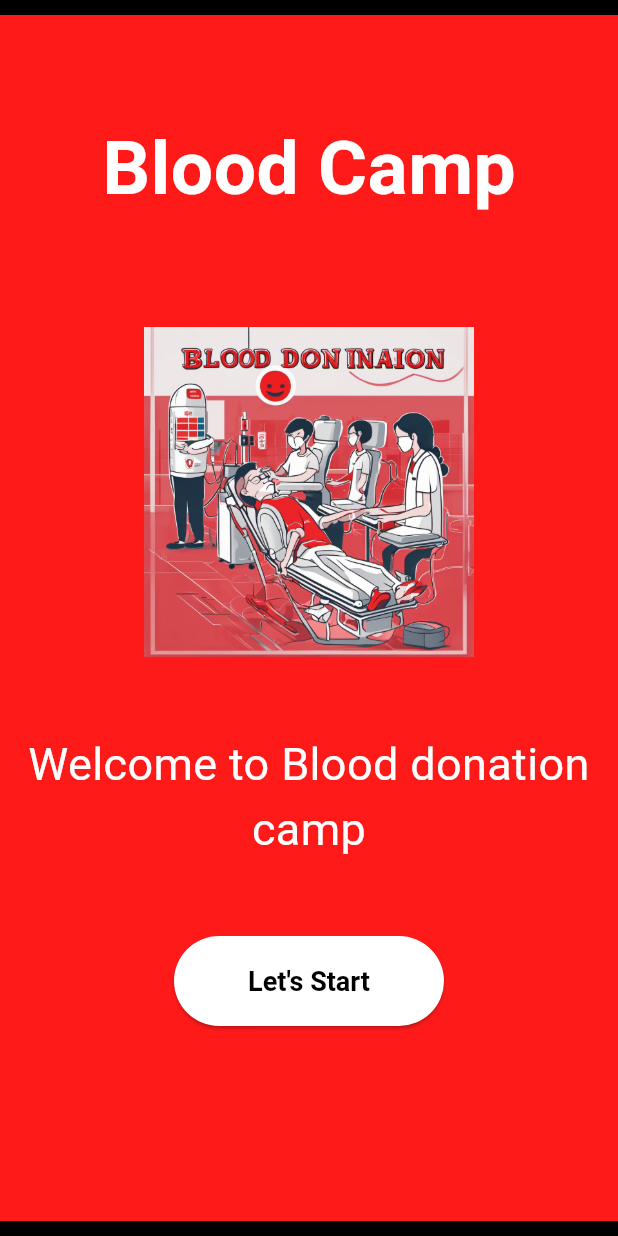
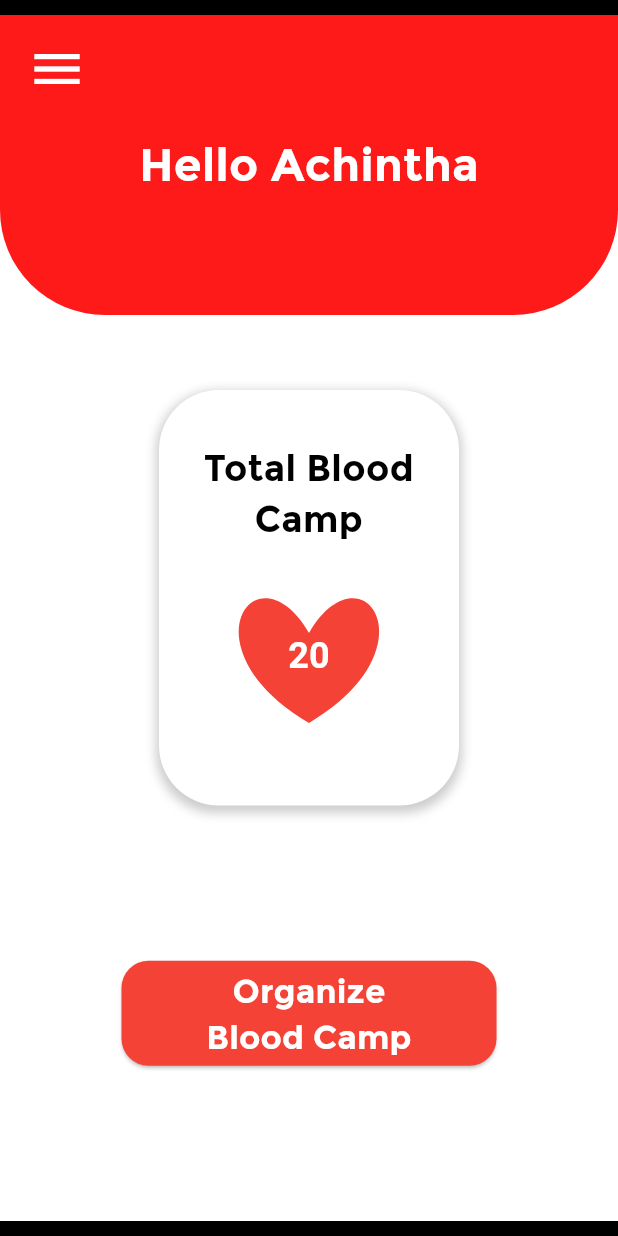
Before and after one commit to MihiranWijesekara/flutter_Blood_Donation_App, a Flutter app: the screen it shows after launch, on a phone screen of 412 x 824 dp. Run offline on Flutter 3.47's test engine with Material 3 defaults, Android fonts, the phone set to English and light mode, and no system bars; our stand-ins replace cloud_firestore, firebase_auth, firebase_core, image_picker; missing offline and left inert: shape_maker; accounts and stored records are empty; project files that could hold a hidden picture were left out.

Commit message:
Your commit message here

```diff
--- /dev/null
+++ b/lib/Home/BloodShapePainter.dart
@@ -0,0 +1,56 @@
+import 'package:flutter/material.dart';
+
+class BloodShapePainter extends CustomPainter {
+  final Color bgColor;
+  final String text;
+
+  BloodShapePainter({required this.bgColor, required this.text});
+
+  @override
+  void paint(Canvas canvas, Size size) {
+    final paint = Paint()
+      ..color = bgColor
+      ..style = PaintingStyle.fill;
+
+    final path = Path()
+      ..moveTo(size.width * 0.5, size.height * 0.35)
+      ..cubicTo(size.width * 0.15, size.height * -0.25, size.width * -0.35,
+          size.height * 0.45, size.width * 0.5, size.height * 0.95)
+      ..moveTo(size.width * 0.5, size.height * 0.35)
+      ..cubicTo(size.width * 0.85, size.height * -0.25, size.width * 1.35,
+          size.height * 0.45, size.width * 0.5, size.height * 0.95);
+
+    canvas.drawPath(path, paint);
+
+    // Draw the text
+    final textSpan = TextSpan(
+      text: text,
+      style: TextStyle(
+        color: Colors.white,
+        fontSize: 24,
+        fontWeight: FontWeight.bold,
+      ),
+    );
+
+    final textPainter = TextPainter(
+      text: textSpan,
+      textAlign: TextAlign.center,
+      textDirection: TextDirection.ltr,
+    );
+
+    textPainter.layout(
+      minWidth: 0,
+      maxWidth: size.width,
+    );
+
+    final xCenter = (size.width - textPainter.width) / 2;
+    final yCenter = (size.height - textPainter.height) / 2;
+
+    textPainter.paint(canvas, Offset(xCenter, yCenter));
+  }
+
+  @override
+  bool shouldRepaint(CustomPainter oldDelegate) {
+    return false;
+  }
+}
--- /dev/null
+++ b/lib/Home/organizer_Home.dart
@@ -0,0 +1,159 @@
+import 'package:flutter/material.dart';
+import 'package:flutter_application_1/Home/BloodShapePainter.dart';
+import 'package:shape_maker/shape_maker.dart';
+import 'package:shape_maker/shape_maker_painter.dart';
+
+class OrganizerHomePage extends StatefulWidget {
+  const OrganizerHomePage({Key? key}) : super(key: key);
+
+  @override
+  State<OrganizerHomePage> createState() => _OrganizerHomePageState();
+}
+
+class _OrganizerHomePageState extends State<OrganizerHomePage> {
+  @override
+  Widget build(BuildContext context) {
+    return Scaffold(
+      backgroundColor: Colors.black,
+      body: SafeArea(
+        child: Container(
+          color: Colors.transparent,
+          child: Container(
+            width: double.infinity,
+            height: double.infinity,
+            margin: EdgeInsets.symmetric(vertical: 10),
+            color: Color.fromARGB(255, 255, 255, 255),
+            child: Column(
+              children: [
+                Container(
+                  width: 412,
+                  height: 200,
+                  decoration: BoxDecoration(
+                    color: Color(0xFFFF1A1A),
+                    borderRadius: BorderRadius.only(
+                      topLeft: Radius.circular(0),
+                      topRight: Radius.circular(0),
+                      bottomLeft: Radius.circular(70),
+                      bottomRight: Radius.circular(70),
+                    ),
+                  ),
+                  child: Stack(
+                    alignment: Alignment.center,
+                    children: [
+                      Text(
+                        'Hello Achintha',
+                        style: TextStyle(
+                          fontSize: 30,
+                          color: Colors.white,
+                          fontFamily: 'MontserratBold',
+                        ),
+                      ),
+                      Positioned(
+                        top: 8,
+                        left: 10,
+                        child: IconButton(
+                          icon: Icon(
+                            Icons.menu,
+                            size: 40,
+                            color: Colors.white,
+                          ),
+                          onPressed: () {
+                            print('Menu button pressed');
+                          },
+                        ),
+                      ),
+                    ],
+                  ),
+                ),
+                SizedBox(
+                  height: 50,
+                ),
+                Expanded(
+                  child: Container(
+                    width: 200,
+                    decoration: BoxDecoration(
+                      color: Color.fromARGB(255, 255, 255, 255),
+                      borderRadius: BorderRadius.all(Radius.circular(40)),
+                      boxShadow: [
+                        BoxShadow(
+                          color: Colors.black.withOpacity(0.2),
+                          spreadRadius: 2,
+                          blurRadius: 5,
+                          offset: Offset(0, 3),
+                        ),
+                      ],
+                    ),
+                    child: Stack(
+                      alignment: Alignment.center,
+                      children: [
+                        Padding(
+                          padding: EdgeInsets.only(bottom: 140),
+                          child: Center(
+                            child: Text(
+                              'Total Blood Camp',
+                              style: TextStyle(
+                                fontSize: 24,
+                                color: Colors.black,
+                                fontFamily: 'MontserratBold',
+                              ),
+                              textAlign: TextAlign.center,
+                            ),
+                          ),
+                        ),
+                        Positioned(
+                          bottom: 50,
+                          child: CustomPaint(
+                            size: Size(100, 100),
+                            painter: BloodShapePainter(
+                                bgColor: Colors.red, text: '20'),
+                          ),
+                        ),
+                      ],
+                    ),
+                  ),
+                ),
+                Expanded(
+                  child: Center(
+                    child: ElevatedButton(
+                      onPressed: () {
+                        /* Navigator.push(
+                                      context,
+                                      MaterialPageRoute(
+                                          builder: (context) =>
+                                              const LoginPage()
+                                              ),
+                                   ); */
+                      },
+                      style: ElevatedButton.styleFrom(
+                        backgroundColor: Colors.red,
+                        minimumSize: Size(250, 70),
+                        shape: RoundedRectangleBorder(
+                          borderRadius: BorderRadius.only(
+                            topLeft: Radius.circular(18),
+                            topRight: Radius.circular(18),
+                            bottomLeft: Radius.circular(18),
+                            bottomRight: Radius.circular(18),
+                          ),
+                        ),
+                      ),
+                      child: Text(
+                        'Organize\nBlood Camp',
+                        style: TextStyle(
+                          fontSize: 22,
+                          color: Colors.white,
+                          fontFamily: 'MontserratBold',
+                          fontWeight: FontWeight.bold,
+                        ),
+                        textAlign: TextAlign.center,
+                      ),
+                    ),
+                  ),
+                ),
+              ],
+            ),
+          ),
+        ),
+      ),
+    );
+  }
+}
--- a/lib/main.dart
+++ b/lib/main.dart
@@ -1,4 +1,5 @@
 import 'package:flutter/material.dart';
+import 'package:flutter_application_1/Home/organizer_Home.dart';
 import 'package:flutter_application_1/authentication/login/login.dart';
 import 'package:flutter_application_1/authentication/signup/signup.dart';
 import 'package:flutter_application_1/welcome/Welcom.dart';
@@ -25,8 +26,8 @@ class MyApp extends StatelessWidget {
         colorScheme: ColorScheme.fromSeed(seedColor: Colors.deepPurple),
         useMaterial3: true,
       ),
-      home: WelcomePage2(),
-      //home: LoginPage(),
+     // home: WelcomePage2(),
+      home: OrganizerHomePage(),
     );
   }
 }
--- a/pubspec.yaml
+++ b/pubspec.yaml
@@ -15,6 +15,7 @@ dependencies:
   firebase_auth: ^4.19.4
   json_annotation: ^4.9.0
   cloud_firestore: ^4.17.2
+  shape_maker: ^0.0.3
 
 
 dev_dependencies:
```
Also changed, not shown: pubspec.lock.
